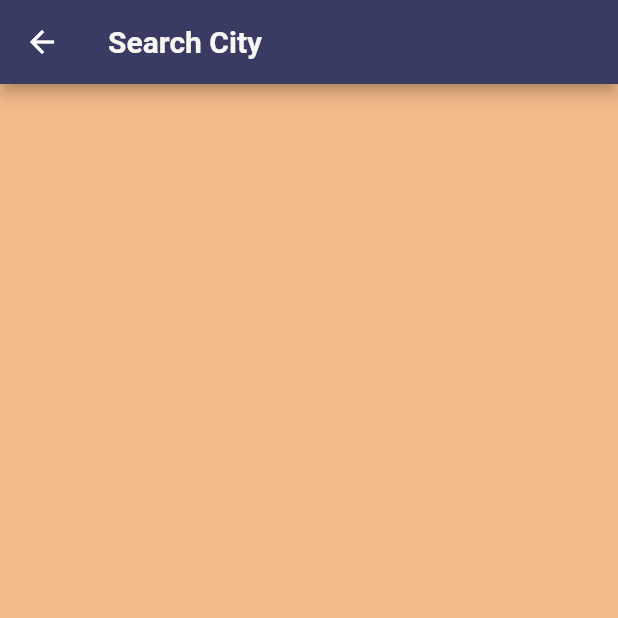
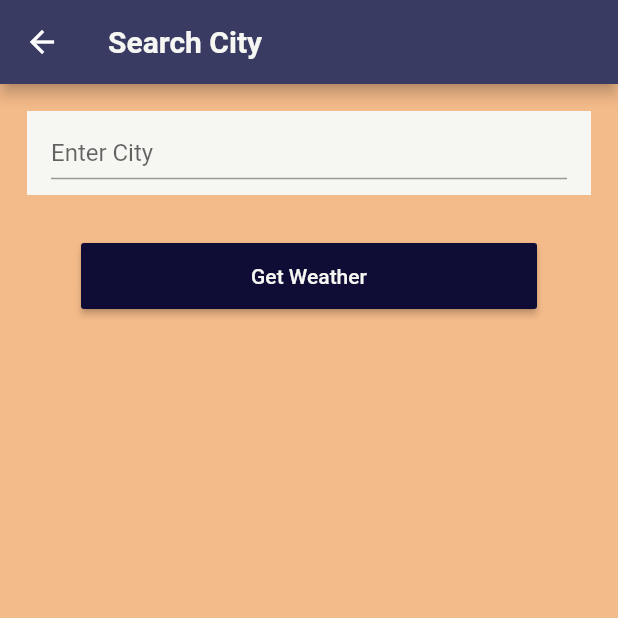
Before and after one commit to sugandha27/Weather_App, a Flutter app: the ChangeCity screen opened directly, on a phone screen of 412 x 824 dp, the top half of it. Run offline on Flutter 3.47's test engine with Material 2 defaults, Android fonts, the phone set to English and light mode, and no system bars; our stand-ins replace hexcolor; network calls fail.

Commit message:
search widget

```diff
--- a/lib/changeCity.dart
+++ b/lib/changeCity.dart
@@ -2,6 +2,7 @@ import 'package:flutter/material.dart';
 import 'package:hexcolor/hexcolor.dart';
 
 class ChangeCity extends StatelessWidget {
+  var _cityFieldController = new TextEditingController();
   @override
   Widget build(BuildContext context) {
     return new Scaffold(
@@ -11,14 +12,55 @@ class ChangeCity extends StatelessWidget {
         title: Text(
           'Search City',
           style: TextStyle(
-            // color: HexColor('#F8F8F8'),
             color: HexColor('#F6F7F3'),
             fontWeight: FontWeight.w700,
           ),
         ),
         centerTitle: false,
       ),
-      body: new Stack(),
+      body: new ListView(
+        children: [
+          Padding(
+            padding: const EdgeInsets.all(18.0),
+            child: new ListTile(
+              tileColor: HexColor('#F6F7F3'),
+              title: new TextField(
+                keyboardType: TextInputType.text,
+                controller: _cityFieldController,
+                decoration: new InputDecoration(
+                  hintText: "Enter City",
+                  isDense: true,
+                ),
+              ),
+            ),
+          ),
+          Padding(
+            padding: const EdgeInsets.fromLTRB(30.0, 0, 30, 0),
+            child: new ListTile(
+              title: Padding(
+                padding: const EdgeInsets.all(8.0),
+                child: new RaisedButton(
+                  onPressed: () {
+                    Navigator.pop(
+                        context, {'enter': _cityFieldController.text});
+                  },
+                  child: Padding(
+                    padding: const EdgeInsets.all(14.0),
+                    child: new Text(
+                      "Get Weather",
+                      style: TextStyle(
+                        color: HexColor('#F6F7F3'),
+                        fontWeight: FontWeight.w500,
+                      ),
+                    ),
+                  ),
+                  color: HexColor('#0F0D35'),
+                ),
+              ),
+            ),
+          )
+        ],
+      ),
     );
   }
 }
```
